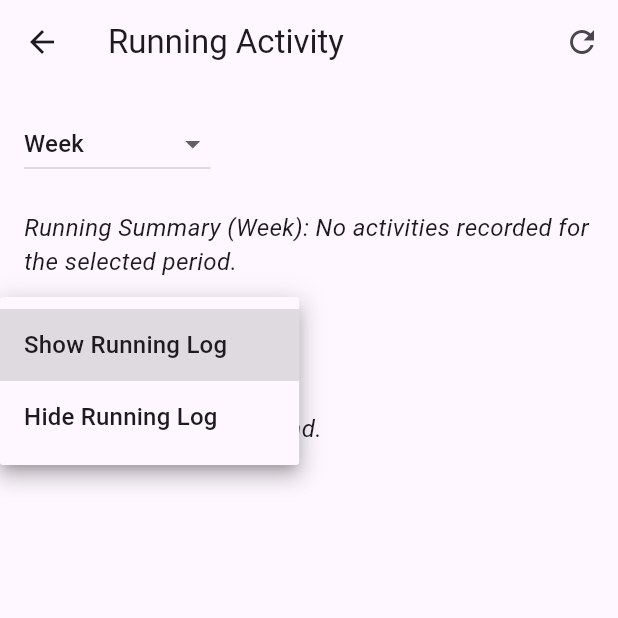
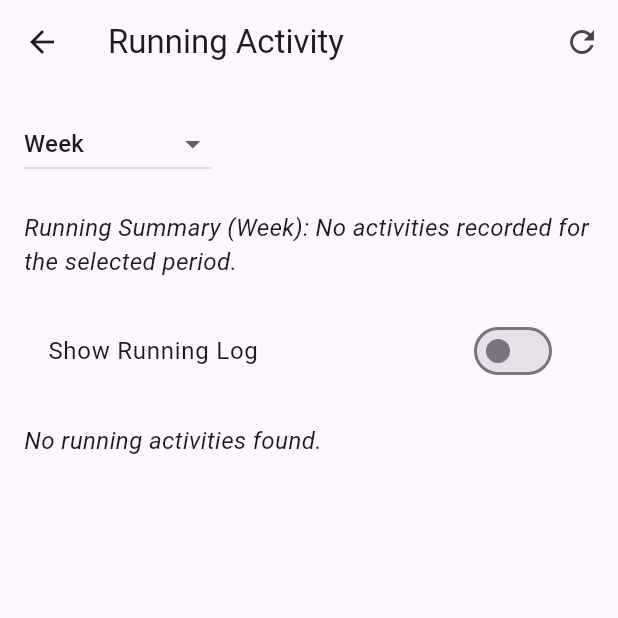
Before and after one commit to noe-vhh/PacePilot, a Flutter app: the RunningActivityPage screen opened directly, after a tap on "Show Running Log", on a phone screen of 412 x 824 dp, the top half of it. Run offline on Flutter 3.47's test engine with Material 3 defaults, Android fonts, the light colour scheme and no system bars; our stand-ins replace flutter_secure_storage, shared_preferences; missing offline and left inert: flutter_web_auth_2; accounts and stored records are empty; network calls fail.

Commit message:
replaced running log show/hide dropdown with switch

```diff
--- a/lib/running_activity.dart
+++ b/lib/running_activity.dart
@@ -306,22 +306,15 @@ class RunningActivityPageState extends State<RunningActivityPage> {
 
             const SizedBox(height: 20),
 
-            DropdownButton<String>(
-              value: selectedRunningLog,
-              onChanged: (String? value) {
+            SwitchListTile(
+              title: const Text('Show Running Log'),
+              value: selectedRunningLog == 'Show Running Log',
+              onChanged: (bool value) {
                 setState(() {
-                  selectedRunningLog = value!;
+                  selectedRunningLog = value ? 'Show Running Log' : 'Hide Running Log';
                 });
               },
-              items: <String>['Show Running Log', 'Hide Running Log']
-                  .map<DropdownMenuItem<String>>((String value) {
-                return DropdownMenuItem<String>(
-                  value: value,
-                  child: Text(value),
-                );
-              }).toList(),
             ),
-
             const SizedBox(height: 20),
 
             if (selectedRunningLog == 'Show Running Log' && runningLog.isNotEmpty)
```
